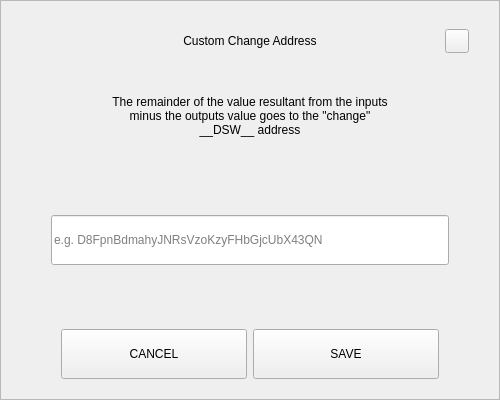
Before: the Qt Designer form src/qt/pivx/forms/sendchangeaddressdialog.ui in decenomy/DSW, drawn with Qt 5.
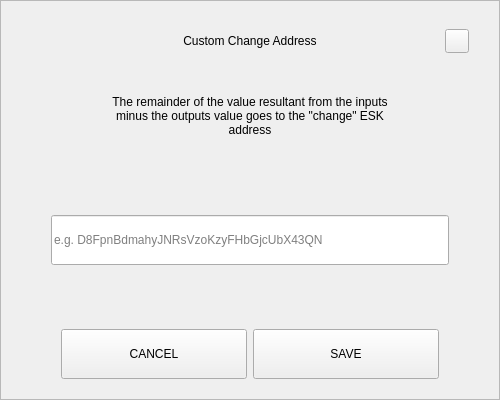
After: the same form once the commit is applied.

```diff
--- a/src/qt/pivx/forms/sendchangeaddressdialog.ui
+++ b/src/qt/pivx/forms/sendchangeaddressdialog.ui
@@ -164,7 +164,7 @@
          </size>
         </property>
         <property name="text">
-         <string>The remainder of the value resultant from the inputs minus the outputs value goes to the &quot;change&quot; __DSW__ address</string>
+         <string>The remainder of the value resultant from the inputs minus the outputs value goes to the &quot;change&quot; ESK address</string>
         </property>
         <property name="alignment">
          <set>Qt::AlignCenter</set>
```
